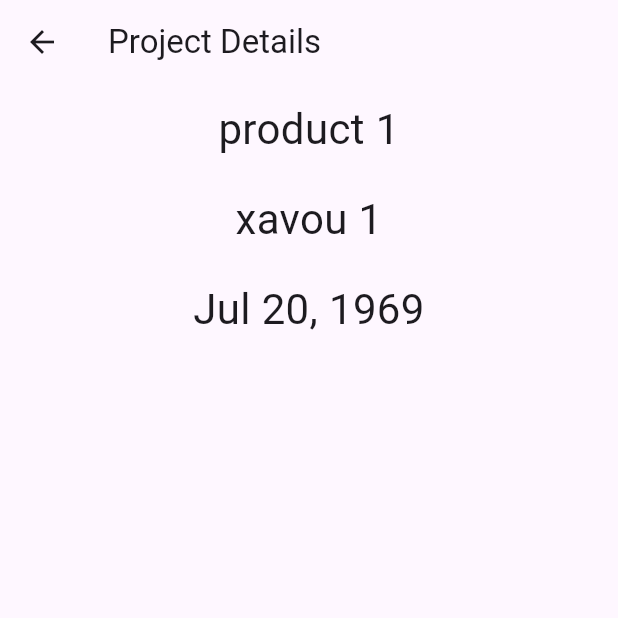
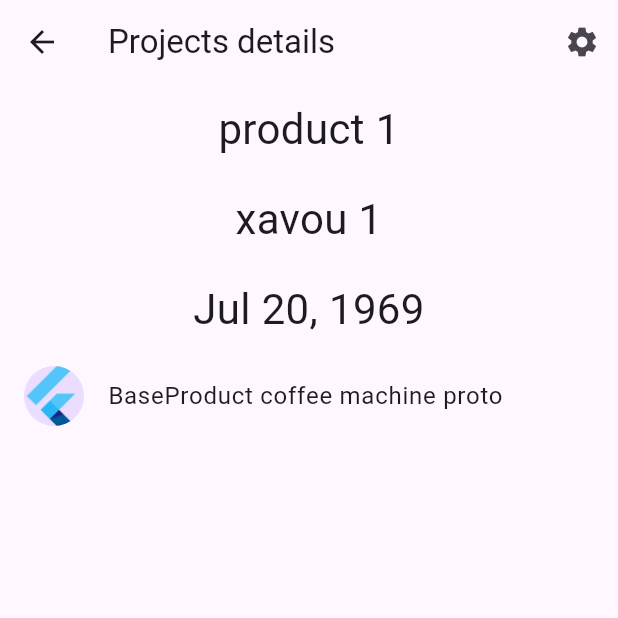
Before and after one commit to xaviave/iot_controller_frontend, a Flutter app: the screen it shows after launch, after a tap on an icon or button, on a phone screen of 412 x 824 dp, the top half of it. Run offline on Flutter 3.47's test engine with Material 3 defaults, Android fonts, the phone set to English and light mode, and no system bars; generated files the repository leaves out were written again.

Commit message:
add products details + data structures
Change-Id: Ibe440773bb311961d3e91b2bdf431f63f4b5255d

```diff
--- a/flutter_application_1/lib/src/app.dart
+++ b/flutter_application_1/lib/src/app.dart
@@ -5,7 +5,6 @@ import 'package:flutter_localizations/flutter_localizations.dart';
 import 'package:flutter_application_1/src/settings/settings_controller.dart';
 import 'package:flutter_application_1/src/settings/settings_view.dart';
 
-/// The Widget that configures your application.
 class MyApp extends StatelessWidget {
   const MyApp({
     super.key,
@@ -16,23 +15,11 @@ class MyApp extends StatelessWidget {
 
   @override
   Widget build(BuildContext context) {
-    // Glue the SettingsController to the MaterialApp.
-    //
-    // The ListenableBuilder Widget listens to the SettingsController for changes.
-    // Whenever the user updates their settings, the MaterialApp is rebuilt.
     return ListenableBuilder(
       listenable: settingsController,
       builder: (BuildContext context, Widget? child) {
         return MaterialApp(
-          // Providing a restorationScopeId allows the Navigator built by the
-          // MaterialApp to restore the navigation stack when a user leaves and
-          // returns to the app after it has been killed while running in the
-          // background.
           restorationScopeId: 'app',
-
-          // Provide the generated AppLocalizations to the MaterialApp. This
-          // allows descendant Widgets to display the correct translations
-          // depending on the user's locale.
           localizationsDelegates: const [
             AppLocalizations.delegate,
             GlobalMaterialLocalizations.delegate,
@@ -40,26 +27,13 @@ class MyApp extends StatelessWidget {
             GlobalCupertinoLocalizations.delegate,
           ],
           supportedLocales: const [
-            Locale('en', ''), // English, no country code
+            Locale('en', ''),
           ],
-
-          // Use AppLocalizations to configure the correct application title
-          // depending on the user's locale.
-          //
-          // The appTitle is defined in .arb files found in the localization
-          // directory.
           onGenerateTitle: (BuildContext context) =>
               AppLocalizations.of(context)!.appTitle,
-
-          // Define a light and dark color theme. Then, read the user's
-          // preferred ThemeMode (light, dark, or system default) from the
-          // SettingsController to display the correct theme.
           theme: ThemeData(),
           darkTheme: ThemeData.dark(),
           themeMode: settingsController.themeMode,
-
-          // Define a function to handle named routes in order to support
-          // Flutter web url navigation and deep linking.
           onGenerateRoute: (RouteSettings routeSettings) {
             return MaterialPageRoute<void>(
               settings: routeSettings,
--- /dev/null
+++ b/flutter_application_1/lib/src/models/products/base_product_list_view.dart
@@ -0,0 +1,43 @@
+import 'package:flutter/material.dart';
+import 'package:flutter_application_1/src/models/products/base_product.dart';
+import 'package:flutter_application_1/src/models/products/base_product_details_view.dart';
+import 'package:flutter_application_1/src/settings/settings_view.dart';
+
+class BaseProductListView extends StatelessWidget {
+  BaseProductListView({super.key, required this.products});
+
+  static const routeName = '/products';
+
+  List<BaseProduct> products;
+
+  @override
+  Widget build(BuildContext context) {
+    return Scaffold(
+      body: ListView.builder(
+        restorationId: 'BaseProductListView',
+        itemCount: products.length,
+        itemBuilder: (BuildContext context, int index) {
+          final item = products[index];
+
+          return ListTile(
+            title: Text('BaseProduct ${item.name}'),
+            leading: const CircleAvatar(
+              foregroundImage: AssetImage('assets/images/flutter_logo.png'),
+            ),
+            onTap: () {
+              Navigator.push(
+                context,
+                MaterialPageRoute(
+                  builder: (context) => const BaseProductDetailsView(),
+                  settings: RouteSettings(
+                    arguments: item,
+                  ),
+                ),
+              );
+            },
+          );
+        },
+      ),
+    );
+  }
+}
--- a/flutter_application_1/lib/src/models/products/coffee_machine.dart
+++ b/flutter_application_1/lib/src/models/products/coffee_machine.dart
@@ -1,3 +1,5 @@
+// ignore_for_file: non_constant_identifier_names
+
 import 'package:flutter_application_1/src/models/products/base_product.dart';
 import 'package:flutter_application_1/src/models/status.dart';
 
--- a/flutter_application_1/lib/src/models/project/project.dart
+++ b/flutter_application_1/lib/src/models/project/project.dart
@@ -1,9 +1,11 @@
+import '../products/base_product.dart';
+
 class Project {
   String id;
   String owner;
   DateTime pubDate;
   String name;
-  List<String> products;
+  List<BaseProduct> products;
 
   Project(
       {required this.id,
--- a/flutter_application_1/lib/src/models/project/project_details_view.dart
+++ b/flutter_application_1/lib/src/models/project/project_details_view.dart
@@ -1,3 +1,5 @@
+import 'package:flutter_application_1/src/models/products/base_product_list_view.dart';
+import 'package:flutter_application_1/src/settings/settings_view.dart';
 import 'package:intl/intl.dart';
 import 'package:flutter/material.dart';
 import 'package:flutter_application_1/src/models/project/project.dart';
@@ -7,14 +9,19 @@ class ProjectDetailsView extends StatelessWidget {
 
   @override
   Widget build(BuildContext context) {
-    final project = ModalRoute
-        .of(context)!
-        .settings
-        .arguments as Project;
+    final project = ModalRoute.of(context)!.settings.arguments as Project;
 
     return Scaffold(
       appBar: AppBar(
-        title: const Text('Project Details'),
+        title: const Text('Projects details'),
+        actions: [
+          IconButton(
+            icon: const Icon(Icons.settings),
+            onPressed: () {
+              Navigator.restorablePushNamed(context, SettingsView.routeName);
+            },
+          ),
+        ],
       ),
       body: Center(
         child: Column(
@@ -26,8 +33,7 @@ class ProjectDetailsView extends StatelessWidget {
                   project.name,
                   style: const TextStyle(fontSize: 28),
                   textAlign: TextAlign.center,
-                )
-            ),
+                )),
             Container(
                 width: double.infinity,
                 margin: const EdgeInsets.all(10),
@@ -35,8 +41,7 @@ class ProjectDetailsView extends StatelessWidget {
                   project.owner,
                   style: const TextStyle(fontSize: 28),
                   textAlign: TextAlign.center,
-                )
-            ),
+                )),
             Container(
                 width: double.infinity,
                 margin: const EdgeInsets.all(10),
@@ -44,8 +49,8 @@ class ProjectDetailsView extends StatelessWidget {
                   DateFormat.yMMMd().format(project.pubDate),
                   style: const TextStyle(fontSize: 28),
                   textAlign: TextAlign.center,
-                )
-            )
+                )),
+            Expanded(child: BaseProductListView(products: project.products)),
           ],
         ),
       ),
--- a/flutter_application_1/lib/src/models/project/project_list_view.dart
+++ b/flutter_application_1/lib/src/models/project/project_list_view.dart
@@ -1,73 +1,84 @@
 import 'package:flutter/material.dart';
+import 'package:flutter_application_1/src/models/category.dart';
+import 'package:flutter_application_1/src/models/products/coffee_machine.dart';
+import 'package:flutter_application_1/src/models/products/led/led_mode.dart';
+import 'package:flutter_application_1/src/models/products/led/led_panel.dart';
 import 'package:flutter_application_1/src/models/project/project.dart';
 import 'package:flutter_application_1/src/models/project/project_details_view.dart';
+import 'package:flutter_application_1/src/models/status.dart';
 import 'package:flutter_application_1/src/settings/settings_view.dart';
 
 /// Displays a list of Projects.
 class ProjectListView extends StatelessWidget {
-  ProjectListView({super.key, this.items = const []});
+  ProjectListView({super.key, this.projects = const []});
 
   static const routeName = '/';
 
-  List<Project> items;
+  List<Project> projects;
 
   @override
   Widget build(BuildContext context) {
-    items = [
+    var category = Category(name: "test test");
+    var coffee = CoffeeMachine(
+        name: "coffee machine proto",
+        categories: [category],
+        status: Status.on,
+        heat: 51.2,
+        water_level: ContainerStatus.empty,
+        used_water_level: ContainerStatus.empty,
+        coffee_level: ContainerStatus.empty,
+        filter_position: false,
+        mode_value: 1);
+
+    var led = LedPanel(
+        name: "led proto",
+        categories: [category],
+        status: Status.off,
+        brightness: 0.5,
+        mode: ColorMode(color: Colors.blue, name: "blue"));
+
+    projects = [
       Project(
           id: "1",
           owner: "xavou 1",
           pubDate: DateTime.parse('1969-07-20 20:18:04Z'),
           name: "product 1",
-          products: ["oui"]),
+          products: [coffee]),
       Project(
           id: "2",
           owner: "xavou 2",
           pubDate: DateTime.parse('1969-07-20 20:18:04Z'),
           name: "product 2",
-          products: []),
+          products: [led]),
       Project(
           id: "3",
           owner: "xavou 3",
           pubDate: DateTime.parse('1969-07-20 20:18:04Z'),
           name: "product 3",
-          products: [])
+          products: [led, coffee])
     ];
     return Scaffold(
       appBar: AppBar(
-        title: const Text('Sample Items'),
+        title: const Text('List projects'),
         actions: [
           IconButton(
             icon: const Icon(Icons.settings),
             onPressed: () {
-              // Navigate to the settings page. If the user leaves and returns
-              // to the app after it has been killed while running in the
-              // background, the navigation stack is restored.
               Navigator.restorablePushNamed(context, SettingsView.routeName);
             },
           ),
         ],
       ),
 
-      // To work with lists that may contain a large number of items, it’s best
-      // to use the ListView.builder constructor.
-      //
-      // In contrast to the default ListView constructor, which requires
-      // building all Widgets up front, the ListView.builder constructor lazily
-      // builds Widgets as they’re scrolled into view.
       body: ListView.builder(
-        // Providing a restorationId allows the ListView to restore the
-        // scroll position when a user leaves and returns to the app after it
-        // has been killed while running in the background.
-        restorationId: 'sampleItemListView',
-        itemCount: items.length,
+        restorationId: 'ProjectListView',
+        itemCount: projects.length,
         itemBuilder: (BuildContext context, int index) {
-          final item = items[index];
+          final item = projects[index];
 
           return ListTile(
             title: Text('Project ${item.name}'),
             leading: const CircleAvatar(
-              // Display the Flutter Logo image asset.
               foregroundImage: AssetImage('assets/images/flutter_logo.png'),
             ),
             onTap: () {
@@ -75,8 +86,6 @@ class ProjectListView extends StatelessWidget {
                 context,
                 MaterialPageRoute(
                   builder: (context) => const ProjectDetailsView(),
-                  // Pass the arguments as part of the RouteSettings. The
-                  // DetailScreen reads the arguments from these settings.
                   settings: RouteSettings(
                     arguments: item,
                   ),
```
Also changed, not shown: flutter_application_1/lib/main.dart (+0 -9 lines), flutter_application_1/lib/src/models/products/base_product_details_view.dart (added, +32 -0 lines), flutter_application_1/lib/src/models/products/coffee_machine_details_view.dart (added, +90 -0 lines), flutter_application_1/lib/src/models/products/led/led_mode.dart (+8 -6 lines).
